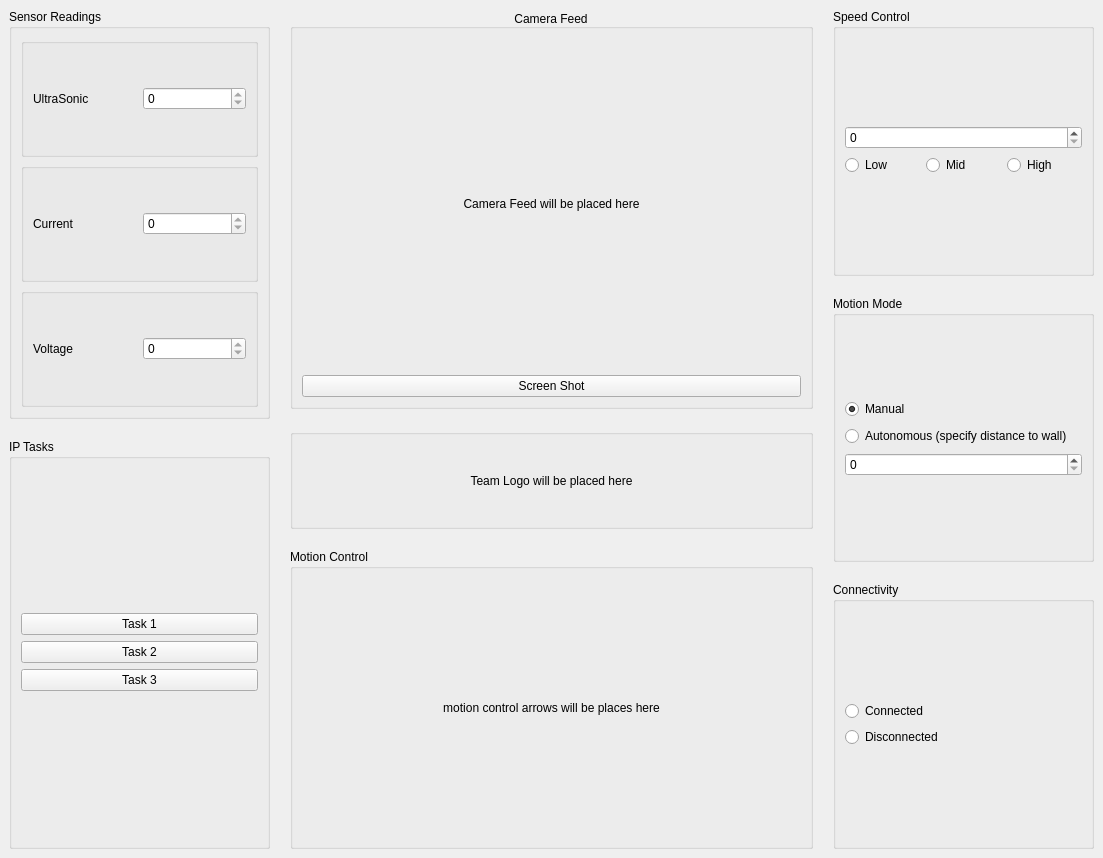
JohnAyman12/WallFollowCarUI-PyQt, file MainPage.ui: the form before one commit.
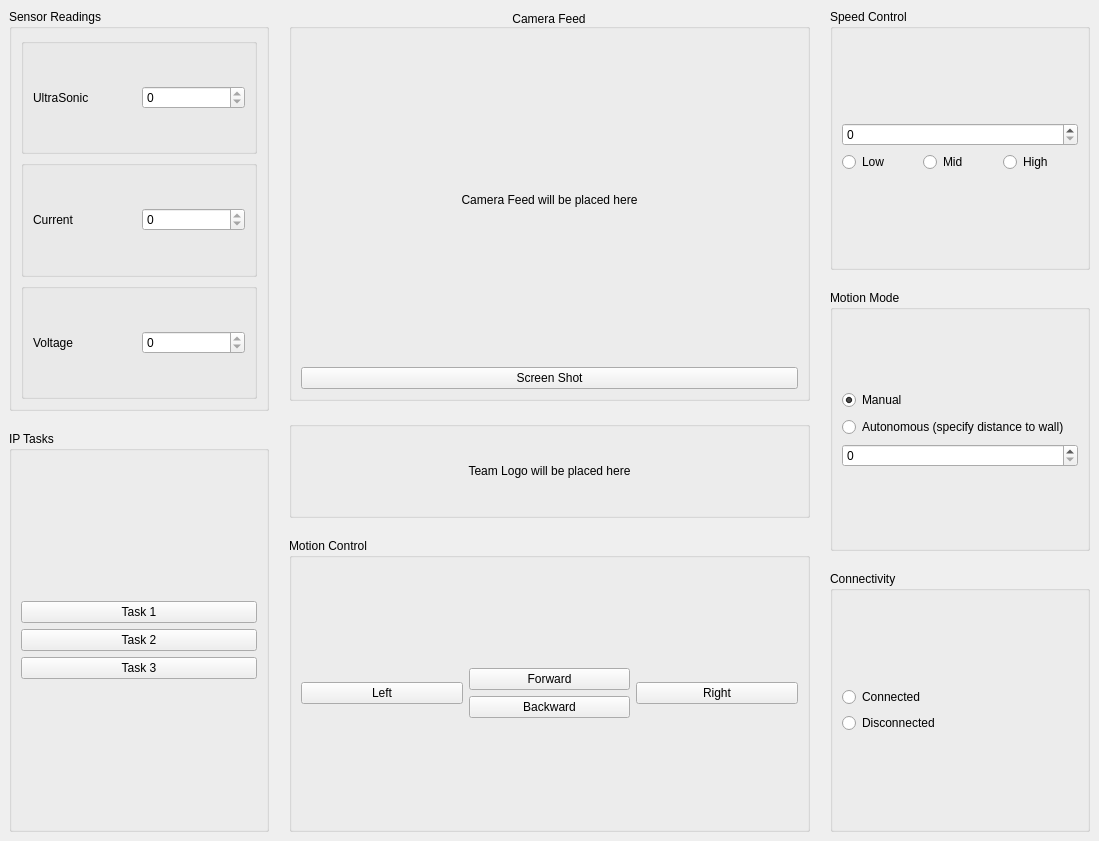
The form after the commit.

Patch:
```diff
--- a/MainPage.ui
+++ b/MainPage.ui
@@ -6,8 +6,8 @@
    <rect>
     <x>0</x>
     <y>0</y>
-    <width>1103</width>
-    <height>858</height>
+    <width>1099</width>
+    <height>841</height>
    </rect>
   </property>
   <property name="windowTitle">
@@ -166,7 +166,10 @@
            <item row="0" column="0">
             <layout class="QVBoxLayout" name="verticalLayout_3">
              <item>
-              <widget class="QLabel" name="label">
+              <widget class="QLabel" name="camerFeed">
+               <property name="frameShape">
+                <enum>QFrame::NoFrame</enum>
+               </property>
                <property name="text">
                 <string>Camera Feed will be placed here</string>
                </property>
@@ -213,14 +216,40 @@
           </property>
           <layout class="QGridLayout" name="gridLayout_8">
            <item row="0" column="0">
-            <widget class="QLabel" name="label_3">
-             <property name="text">
-              <string>motion control arrows will be places here</string>
-             </property>
-             <property name="alignment">
-              <set>Qt::AlignCenter</set>
-             </property>
-            </widget>
+            <layout class="QHBoxLayout" name="horizontalLayout_3">
+             <item>
+              <widget class="QPushButton" name="leftBtn">
+               <property name="text">
+                <string>Left</string>
+               </property>
+              </widget>
+             </item>
+             <item>
+              <layout class="QVBoxLayout" name="verticalLayout_8">
+               <item>
+                <widget class="QPushButton" name="forwardBtn">
+                 <property name="text">
+                  <string>Forward</string>
+                 </property>
+                </widget>
+               </item>
+               <item>
+                <widget class="QPushButton" name="backwardBtn">
+                 <property name="text">
+                  <string>Backward</string>
+                 </property>
+                </widget>
+               </item>
+              </layout>
+             </item>
+             <item>
+              <widget class="QPushButton" name="rightBtn">
+               <property name="text">
+                <string>Right</string>
+               </property>
+              </widget>
+             </item>
+            </layout>
            </item>
           </layout>
          </widget>
@@ -238,7 +267,14 @@
            <item row="0" column="0">
             <layout class="QGridLayout" name="gridLayout_3">
              <item row="0" column="0">
-              <widget class="QSpinBox" name="spinBox"/>
+              <widget class="QSpinBox" name="speedSpinBox">
+               <property name="readOnly">
+                <bool>false</bool>
+               </property>
+               <property name="maximum">
+                <number>255</number>
+               </property>
+              </widget>
              </item>
              <item row="1" column="0">
               <layout class="QHBoxLayout" name="horizontalLayout_2">
@@ -250,6 +286,9 @@
                  <property name="checkable">
                   <bool>false</bool>
                  </property>
+                 <property name="checked">
+                  <bool>false</bool>
+                 </property>
                  <property name="autoExclusive">
                   <bool>true</bool>
                  </property>
```
Left out of the diff: 10 changed lines with no effect on the pictures.
